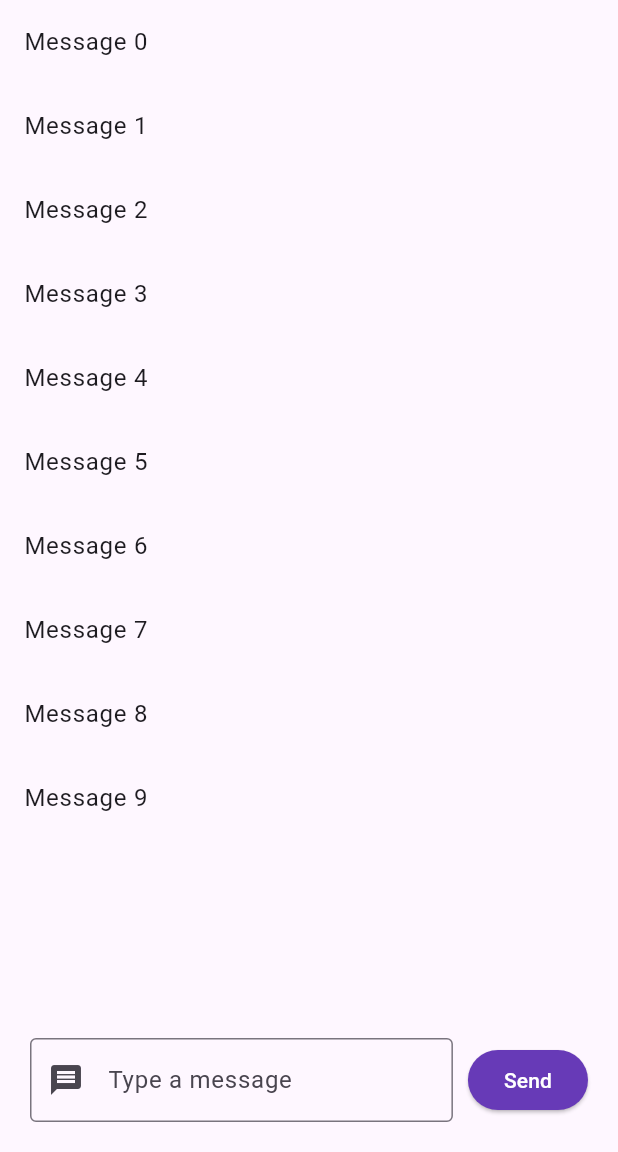
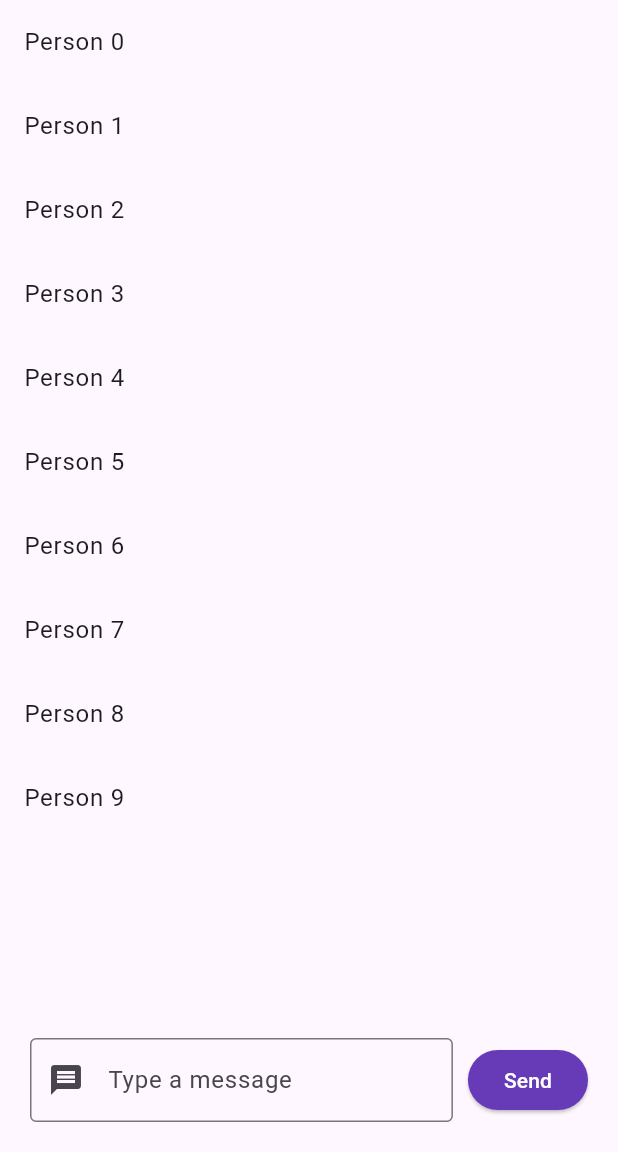
Before and after one commit to dhruvmaratha/lets_talk_chat, a Flutter app: the ChatScreen screen opened by its route, on a phone screen of 412 x 824 dp, the part 84-1236 px from its top. Run offline on Flutter 3.47's test engine with Material 3 defaults, Android fonts, the phone set to English and light mode, and no system bars; our stand-ins replace shared_preferences; accounts and stored records are empty.

Commit message:
Normal Changes

```diff
--- a/lib/screens/ChatScreen.dart
+++ b/lib/screens/ChatScreen.dart
@@ -42,7 +42,7 @@ class _ChatScreenState extends State<ChatScreen> {
               itemCount: 10,
               itemBuilder: (context, index) {
                 return ListTile(
-                  title: Text('Message $index'),
+                  title: Text('Person $index'),
                 );
               },
             ),
--- a/lib/screens/LoginScreen.dart
+++ b/lib/screens/LoginScreen.dart
@@ -1,5 +1,6 @@
 import 'package:flutter/material.dart';
 import 'package:lets_talk_chat/screens/ChatScreen.dart';
+import 'package:lets_talk_chat/screens/ChatScreenEx.dart';
 import 'package:lets_talk_chat/screens/SignUpScreen.dart';
 import 'package:shared_preferences/shared_preferences.dart';
 
--- a/pubspec.yaml
+++ b/pubspec.yaml
@@ -32,6 +32,7 @@ dependencies:
     sdk: flutter
 
   shared_preferences: ^2.2.3
+  cloud_firestore: ^5.1.0
 
   # The following adds the Cupertino Icons font to your application.
   # Use with the CupertinoIcons class for iOS style icons.
```
Also changed, not shown: pubspec.lock.
